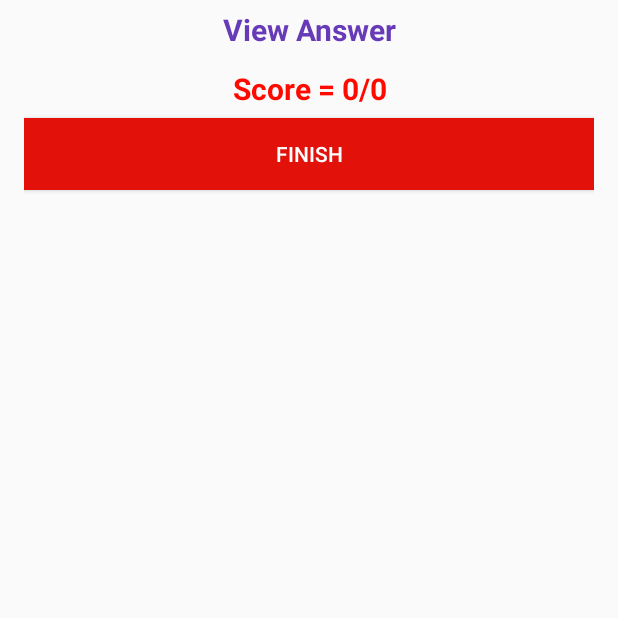
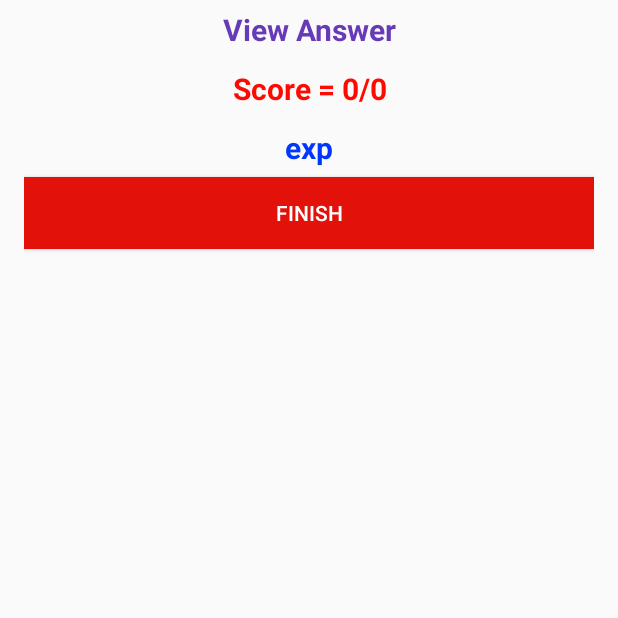
Before and after one commit to Kanyip10/Client, an Android app: the TestResultActivity screen opened directly, with no data from a screen before it, on a phone screen of 412 x 824 dp, the top half of it. Run offline under Robolectric (Android 15) with nearby library versions, the phone set to English and light mode, and no system bars; libraries missing offline, so code that uses them is left out: junit.framework, retrofit2.adapter.rxjava, rx.android.schedulers, rx.schedulers, rx.subscriptions; 4 statements that could not run were skipped.

Commit message:
update test and user identity checking

```diff
--- a/app/src/main/java/com/html5killer/TestResultActivity.java
+++ b/app/src/main/java/com/html5killer/TestResultActivity.java
@@ -1,6 +1,7 @@
 package com.html5killer;
 
 import android.content.Intent;
+import android.content.SharedPreferences;
 import android.graphics.Color;
 import android.os.Bundle;
 import android.support.design.widget.Snackbar;
@@ -42,19 +43,9 @@ public class TestResultActivity extends AppCompatActivity {
 
     private TestLibrary mQuestionLibrary = new TestLibrary();
     private TestActivity mTestActivity = new TestActivity();
-/*
-    private ListView listView;
-    private TextView mQuestionView;
-    private Button mButtonChoice1;
-    private Button mButtonChoice2;
-    private Button mButtonChoice3;
-    private Button mButtonChoice4;
 
-    private String mAnswer;
-    private int mScore = 0;
-    private int mQuestionNumber = 0;
-*/
     private TextView mScoreView;
+    private TextView mExp;
     private String mToken;
     private String mEmail;
     private Button mBtFinish;
@@ -71,11 +62,17 @@ public class TestResultActivity extends AppCompatActivity {
         setContentView(R.layout.activity_test_result);
 
         mSubscriptions = new CompositeSubscription();
+        initSharedPreferences();
+        loadProfile();
+        System.out.println(mEmail);
+        System.out.println(mToken);
 
         mScoreView = (TextView)findViewById(R.id.score);
+        mExp = (TextView)findViewById(R.id.exp);
         mBtFinish = (Button) findViewById(R.id.btn_finish);
 
         mScoreView.setText("Score = " + mTestActivity.getCountCorrect() + "/" + mTestActivity.getCountQ());
+
         mBtFinish.setOnClickListener(view -> finishing());
 
 
@@ -83,12 +80,6 @@ public class TestResultActivity extends AppCompatActivity {
         ListView resultListView = (ListView) findViewById(R.id.answer);
 
         HashMap<String, String> qna = new HashMap<>();
-        /*
-        qna.put("1","a");
-        qna.put("2","b");
-        qna.put("3","c");
-        qna.put("4","d");
-        */
 
         for (int i = 0; i < mTestActivity.getCountQ(); i++) {
             if (mQuestionLibrary.getCorrectAnswer(i) == mTestActivity.getuAnswer(i)) {
@@ -118,11 +109,8 @@ public class TestResultActivity extends AppCompatActivity {
 
         resultListView.setAdapter(adapter);
 
-        initSharedPreferences();
 
-        loadProfile();
-
-        updateExp();
+        //updateExp();]
     }
 
 
@@ -136,7 +124,7 @@ public class TestResultActivity extends AppCompatActivity {
 
     private void updateExp(){
         User user = new User();
-        user.setNewExp(exp + 5 * mTestActivity.getCountCorrect());
+        user.setExperience(exp + 5 * mTestActivity.getCountCorrect());
         changeExp(user);
     }
 
@@ -184,12 +172,13 @@ public class TestResultActivity extends AppCompatActivity {
                 .observeOn(AndroidSchedulers.mainThread())
                 .subscribeOn(Schedulers.io())
                 .subscribe(this::handleResponse,this::handleError));
+
+
+
     }
 
-    private void handleResponse(User user) {
-
-
-       exp = user.getExperience();
+   private void handleResponse(User user) {
+        mExp.setText(""+user.getExperience());
 
     }
 
@@ -221,11 +210,7 @@ public class TestResultActivity extends AppCompatActivity {
         Snackbar.make(findViewById(R.id.testResult),message,Snackbar.LENGTH_SHORT).show();
 
     }
-    @Override
-    protected void onDestroy() {
-        super.onDestroy();
-        mSubscriptions.unsubscribe();
-    }
+
 
 
 
--- a/app/src/main/java/com/html5killer/model/User.java
+++ b/app/src/main/java/com/html5killer/model/User.java
@@ -59,6 +59,7 @@ public class User {
         this.experience = experience;
     }
 
+
     public String toString(){
         return "Level: " + getLevel() + "   Experience: " + getExperience() +"/100 ";
 
--- a/app/src/main/res/layout/activity_test_result.xml
+++ b/app/src/main/res/layout/activity_test_result.xml
@@ -33,12 +33,24 @@
         android:textSize="20sp"
         android:textStyle="bold" />
 
+    <TextView
+        android:id="@+id/exp"
+        android:layout_width="match_parent"
+        android:layout_height="wrap_content"
+        android:layout_below="@+id/score"
+        android:padding="6dp"
+        android:text="exp"
+        android:textAlignment="center"
+        android:textColor="#0037ff"
+        android:textSize="20sp"
+        android:textStyle="bold" />
+
 
     <ListView
         android:id="@+id/answer"
         android:layout_width="wrap_content"
         android:layout_height="wrap_content"
-        android:layout_below="@+id/score" />
+        android:layout_below="@+id/exp" />
 
 
 
```
Also changed, not shown: 1 other file.
